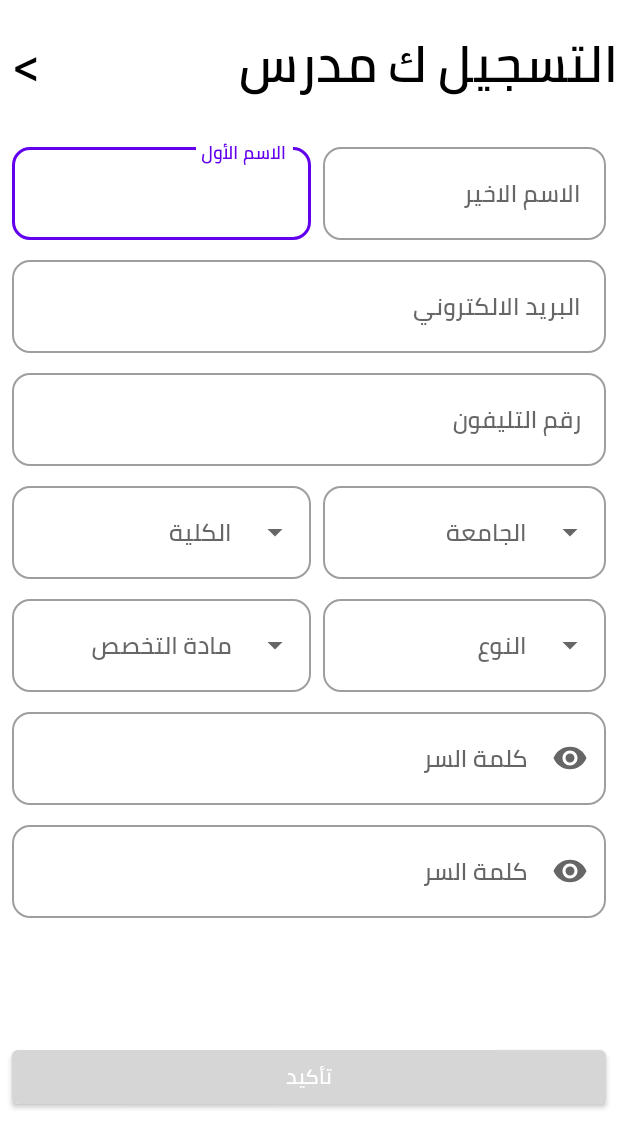
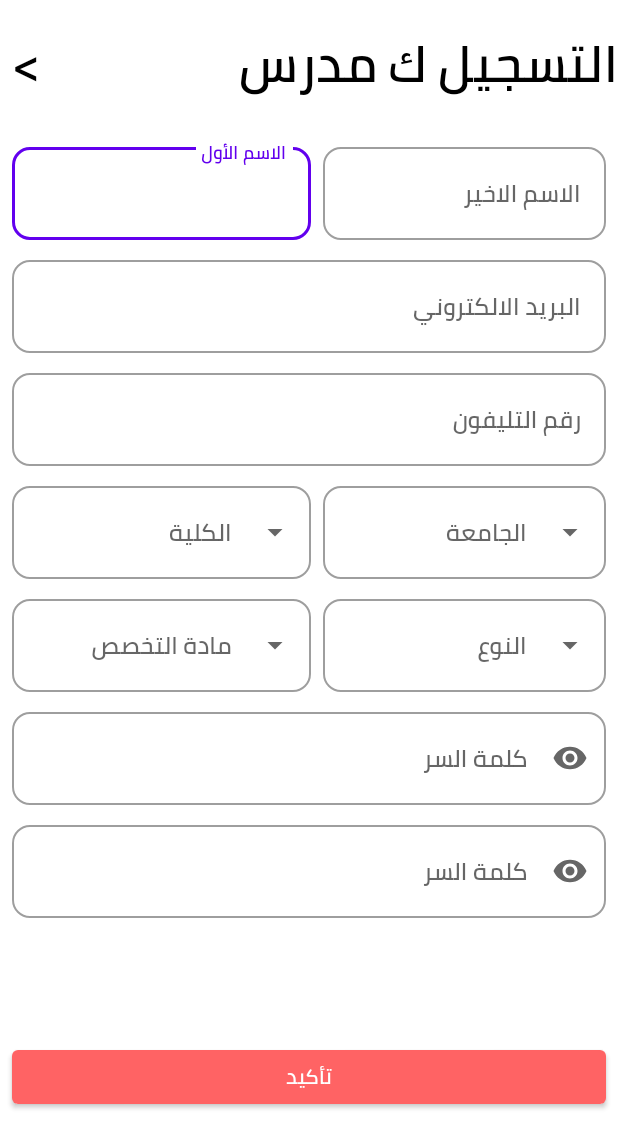
Before and after one commit to AballahEhab/Nadris, an Android app: the fragment signupTeacherFragment shown on its own in the app's theme, on a phone screen of 412 x 824 dp. Shown: the top 1148 px of the screen. Run offline under Robolectric (Android 15) with nearby library versions, the phone set to English and light mode, and no system bars.

```diff
--- a/app/src/main/res/layout/signup_student_fragment.xml
+++ b/app/src/main/res/layout/signup_student_fragment.xml
@@ -263,7 +263,7 @@
                 app:boxCornerRadiusBottomEnd="12dp"
                 app:boxCornerRadiusBottomStart="12dp"
                 app:boxCornerRadiusTopEnd="12dp"
-                app:boxCornerRadiusTopStart="12dp" app:backgroundTint="@color/pank"/>
+                app:boxCornerRadiusTopStart="12dp" app:backgroundTint="@color/pink"/>
     </androidx.constraintlayout.widget.ConstraintLayout>
 
 </ScrollView>
--- a/app/src/main/res/layout/signup_teacher_fragment.xml
+++ b/app/src/main/res/layout/signup_teacher_fragment.xml
@@ -301,5 +301,6 @@
             app:boxCornerRadiusBottomEnd="12dp"
             app:boxCornerRadiusBottomStart="12dp"
             app:boxCornerRadiusTopEnd="12dp"
-            app:boxCornerRadiusTopStart="12dp" app:backgroundTint="@color/pank"/>
+            app:boxCornerRadiusTopStart="12dp"
+        app:backgroundTint="@color/pink"/>
 </androidx.constraintlayout.widget.ConstraintLayout>
```
